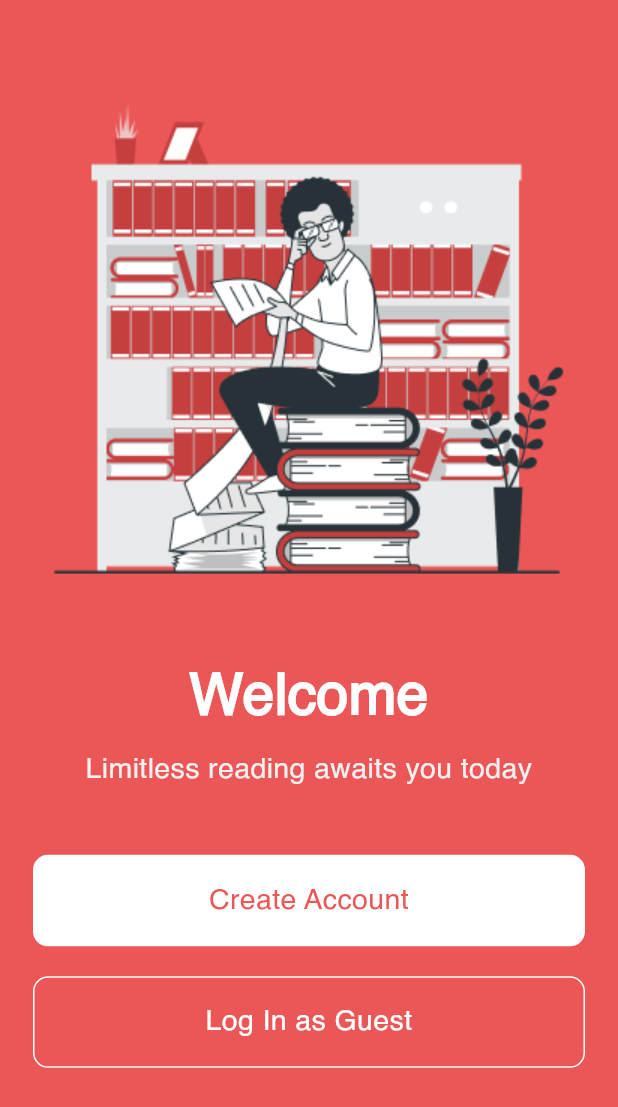
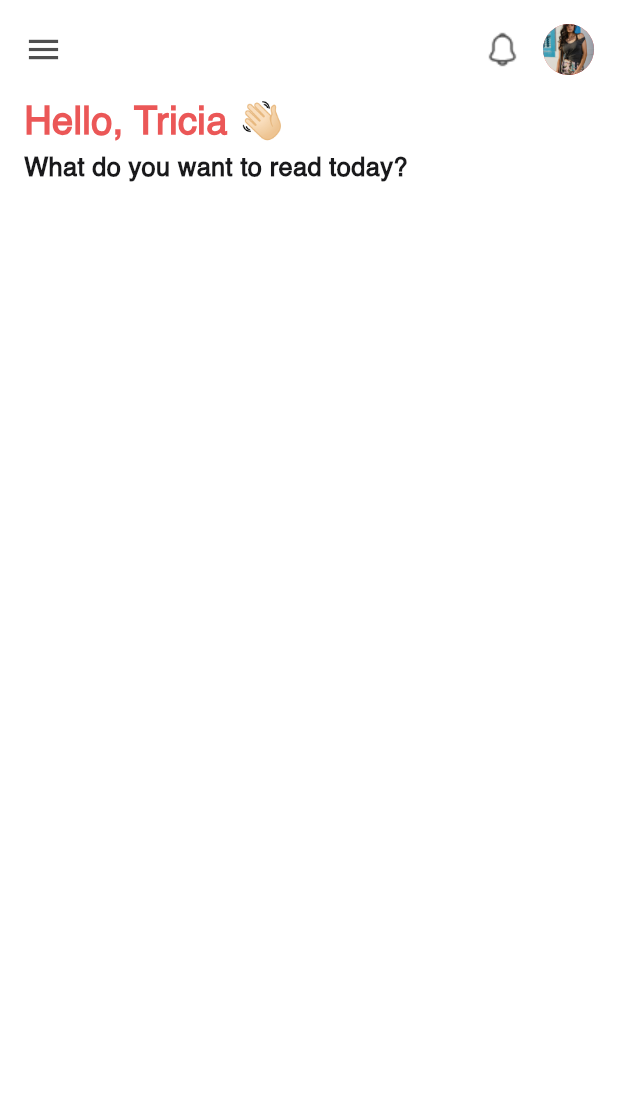
Before and after one commit to As-tra/Alpha, a Flutter app: the screen it shows after launch, on a phone screen of 412 x 824 dp. Shown: the top 1107 px of the screen. Run offline on Flutter 3.47's test engine with Material 3 defaults, Android fonts, the phone set to English and light mode, and no system bars; our stand-ins replace adaptive_theme, device_preview, firebase_auth, firebase_core, flutter_bloc, go_router; accounts and stored records are empty.

Commit message:
create cusotm app bar

```diff
--- a/lib/utils/app_router.dart
+++ b/lib/utils/app_router.dart
@@ -1,4 +1,5 @@
 import 'package:alpha/views/home_view.dart';
+import 'package:alpha/views/login_view.dart';
 import 'package:alpha/views/onboarding_view.dart';
 import 'package:alpha/views/register_view.dart';
 import 'package:alpha/views/splash_view.dart';
@@ -13,6 +14,10 @@ abstract class AppRouter {
     routes: [
       GoRoute(
         path: '/',
+        builder: (context, state) => const HomeView(),
+      ),
+      GoRoute(
+        path: '/',
         builder: (context, state) => const SplashView(),
       ),
       GoRoute(
@@ -24,10 +29,9 @@ abstract class AppRouter {
         builder: (context, state) => const RegisterView(),
       ),
       GoRoute(
-        path: kHomeView,
-        builder: (context, state) => const HomeView(),
+        path: kLoginView,
+        builder: (context, state) => const LoginView(),
       ),
-
     ],
   );
 }
--- a/lib/utils/assets.dart
+++ b/lib/utils/assets.dart
@@ -13,4 +13,24 @@ class Assets {
   /// Assets for imagesLogoLight
   /// assets/images/logo_light.png
   static const String imagesLogoLight = "assets/images/logo_light.png";
+
+  /// Assets for imagesMicro
+  /// assets/images/micro.png
+  static const String imagesMicro = "assets/images/micro.png";
+
+  /// Assets for imagesNotification
+  /// assets/images/notification.png
+  static const String imagesNotification = "assets/images/notification.png";
+
+  /// Assets for imagesProfileImage
+  /// assets/images/profile-image.jpg
+  static const String imagesProfileImage = "assets/images/profile-image.jpg";
+
+  /// Assets for imagesSearch
+  /// assets/images/search.png
+  static const String imagesSearch = "assets/images/search.png";
+
+  /// Assets for imagesSettings
+  /// assets/images/settings.png
+  static const String imagesSettings = "assets/images/settings.png";
 }
--- a/lib/views/home_view.dart
+++ b/lib/views/home_view.dart
@@ -1,3 +1,4 @@
+import 'package:alpha/widgets/home_view_body.dart';
 import 'package:flutter/material.dart';
 
 class HomeView extends StatelessWidget {
@@ -5,6 +6,13 @@ class HomeView extends StatelessWidget {
 
   @override
   Widget build(BuildContext context) {
-    return const Placeholder();
+    return const PopScope(
+      canPop: false,
+      child: SafeArea(
+        child: Scaffold(
+          body: HomeViewBody(),
+        ),
+      ),
+    );
   }
 }
--- a/lib/views/onboarding_view.dart
+++ b/lib/views/onboarding_view.dart
@@ -6,9 +6,12 @@ class OnboardingView extends StatelessWidget {
 
   @override
   Widget build(BuildContext context) {
-    return Scaffold(
-      backgroundColor: Theme.of(context).colorScheme.primary,
-      body: const OnboardingViewBody(),
+    return PopScope(
+      canPop: false,
+      child: Scaffold(
+        backgroundColor: Theme.of(context).colorScheme.primary,
+        body: const OnboardingViewBody(),
+      ),
     );
   }
 }
--- /dev/null
+++ b/lib/widgets/custom_nav_bar.dart
@@ -0,0 +1,31 @@
+import 'package:alpha/utils/assets.dart';
+import 'package:alpha/utils/colors.dart';
+import 'package:flutter/material.dart';
+
+class CustomNavBar extends StatelessWidget {
+  const CustomNavBar({super.key});
+
+  @override
+  Widget build(BuildContext context) {
+    return Row(
+      children: [
+        const Icon(
+          Icons.menu,
+          color: AppColors.grey3,
+          size: 26,
+        ),
+        const Spacer(),
+        Row(
+          children: [
+            Image.asset(Assets.imagesNotification),
+            const SizedBox(width: 15),
+            const CircleAvatar(
+              radius: 17,
+              backgroundImage: AssetImage(Assets.imagesProfileImage),
+            ),
+          ],
+        ),
+      ],
+    );
+  }
+}
--- /dev/null
+++ b/lib/widgets/home_view_body.dart
@@ -0,0 +1,23 @@
+import 'package:alpha/widgets/custom_nav_bar.dart';
+import 'package:alpha/widgets/welcome_widget.dart';
+import 'package:flutter/material.dart';
+
+class HomeViewBody extends StatelessWidget {
+  const HomeViewBody({super.key});
+
+  @override
+  Widget build(BuildContext context) {
+    return const Padding(
+      padding: EdgeInsets.symmetric(horizontal: 16.0),
+      child: Column(
+        crossAxisAlignment: CrossAxisAlignment.start,
+        children: [
+          SizedBox(height: 16),
+          CustomNavBar(),
+          SizedBox(height: 12),
+          WelcomeWidget(),
+        ],
+      ),
+    );
+  }
+}
--- a/lib/widgets/onboarding_view_body.dart
+++ b/lib/widgets/onboarding_view_body.dart
@@ -40,7 +40,7 @@ class OnboardingViewBody extends StatelessWidget {
           const SizedBox(height: 20),
           CustomButton(
             bgColor: Theme.of(context).colorScheme.primary,
-            ontap: () {},
+            ontap:  () => GoRouter.of(context).push(AppRouter.kLoginView),
             btnText: 'Log In as Guest',
             textColor: AppColors.backgroudColor,
           ),
--- /dev/null
+++ b/lib/widgets/welcome_widget.dart
@@ -0,0 +1,26 @@
+import 'package:alpha/utils/colors.dart';
+import 'package:alpha/utils/styles.dart';
+import 'package:flutter/material.dart';
+
+class WelcomeWidget extends StatelessWidget {
+  const WelcomeWidget({super.key});
+
+  @override
+  Widget build(BuildContext context) {
+    return Column(
+      crossAxisAlignment: CrossAxisAlignment.start,
+      children: [
+        Text(
+          "Hello, Tricia 👋🏻",
+          style: Styles.styleBold24(context).copyWith(
+            color: AppColors.primaryColor,
+          ),
+        ),
+        Text(
+          "What do you want to read today?",
+          style: Styles.styleBold16(context),
+        ),
+      ],
+    );
+  }
+}
```
Also changed, not shown: lib/views/login_view.dart (added, +13 -0 lines), lib/widgets/login_view_body.dart (added, +124 -0 lines), assets/images/micro.png (added), assets/images/notification.png (added), assets/images/profile-image.jpg (added), assets/images/search.png (added), assets/images/settings.png (added), pubspec.lock.
